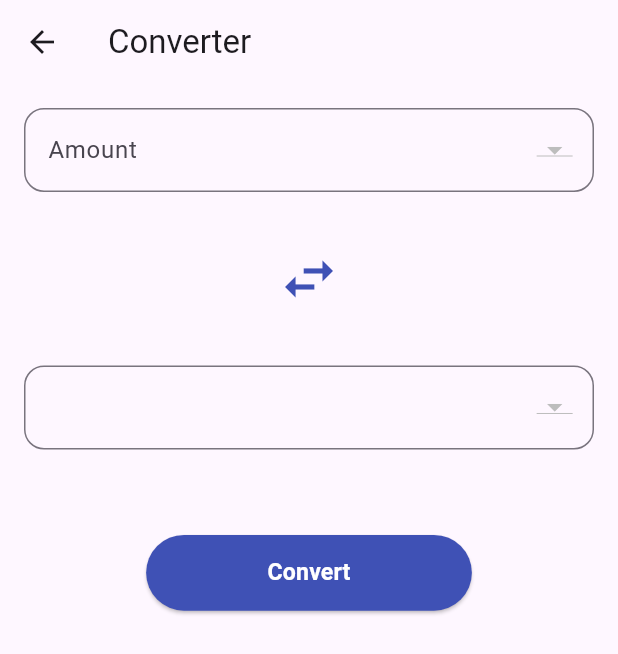
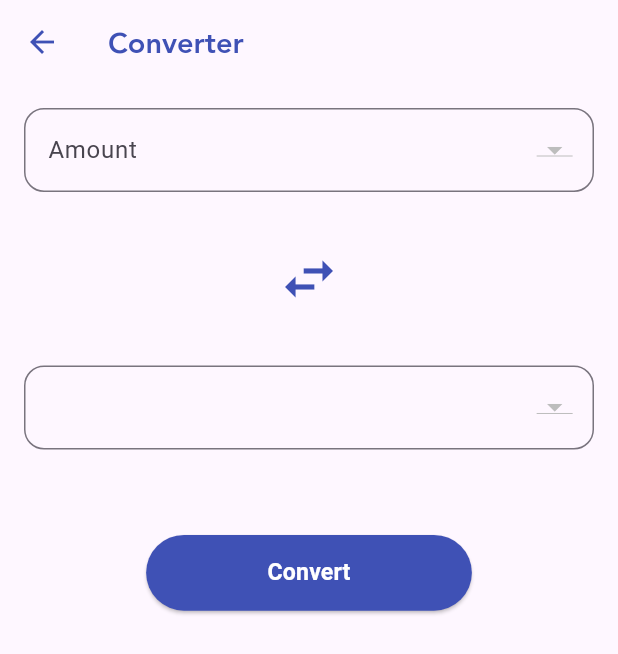
Before and after one commit to abo-el30la/currency_converter, a Flutter app: the screen it shows after launch, after a tap on an icon or button, on a phone screen of 412 x 824 dp. Shown: the top 654 px of the screen. Run offline on Flutter 3.47's test engine with Material 3 defaults, Android fonts, the phone set to English and light mode, and no system bars; our stand-ins replace bloc, dio, flutter_bloc, flutter_screenutil, flutter_spinkit, flutter_svg and 4 more; missing offline and left inert: dio_http_formatter; accounts and stored records are empty.

Commit message:
update:convert currency logic

```diff
--- a/lib/app.dart
+++ b/lib/app.dart
@@ -22,6 +22,7 @@ class App extends StatelessWidget {
         listener: (BuildContext context, LocalStates state) {},
         buildWhen: (LocalStates previousState, LocalStates currentState) => previousState != currentState,
         builder: (_, LocalStates localeState) => MaterialApp(
+          theme: ThemeData(useMaterial3: true),
           title: 'Currency Converter',
           debugShowCheckedModeBanner: false,
           localizationsDelegates: AppLocalizationSetup.localizationsDelegate,
--- a/lib/main.dart
+++ b/lib/main.dart
@@ -14,7 +14,6 @@ Future<void> main() async {
   Bloc.observer = MyBlocObserver();
   await Hive.initFlutter();
   Hive.registerAdapter(CurrencyAdapter());
-  await Hive.openBox<Currency>(HiveConfig.currenciesBoxName);
 
   runApp(
     ScreenUtilInit(
--- a/lib/screens/converter/cubit/converter_cubit.dart
+++ b/lib/screens/converter/cubit/converter_cubit.dart
@@ -5,6 +5,7 @@ import 'package:currency_converter/utils/logger.dart';
 import 'package:dio/dio.dart';
 import 'package:flutter/material.dart';
 import 'package:hive_flutter/hive_flutter.dart';
+import 'package:internet_connection_checker/internet_connection_checker.dart';
 
 import '../../../data/model/response_models/get_currencies.dart';
 import '../../../data/storage/hive_config.dart';
@@ -22,7 +23,13 @@ class ConverterCubit extends Cubit<ConverterState> {
   List<Currency> currenciesList = [];
   Map<String, double> exchangeRates = {};
 
+
   void setBaseCurrency(String currency) async {
+    bool hasConnection = await InternetConnectionChecker().hasConnection;
+    if (!hasConnection) {
+      emit(NoInternetState());
+      return;
+    }
     if (currency == baseCurrency) {
       return;
     }
@@ -58,6 +65,11 @@ class ConverterCubit extends Cubit<ConverterState> {
 
   Future<void> getCurrencyExchangeRate() async {
     try {
+      bool hasConnection = await InternetConnectionChecker().hasConnection;
+      if (!hasConnection) {
+        emit(NoInternetState());
+        return;
+      }
       isGetCurrencyExchangeRateLoading = true;
       emit(GetCurrencyExchangeRateLoading());
       // if (exchangeRates.isNotEmpty) {
@@ -100,7 +112,7 @@ class ConverterCubit extends Cubit<ConverterState> {
     baseCurrency = targetCurrency;
     targetCurrency = temp;
     emit(SwapCurrencyState());
-    getCurrencyExchangeRate();
+    await getCurrencyExchangeRate();
     if (amountController.text.isNotEmpty) {
       convertCurrency();
     }
--- a/lib/screens/converter/cubit/converter_state.dart
+++ b/lib/screens/converter/cubit/converter_state.dart
@@ -19,3 +19,5 @@ class GetBaseCurrenciesListState extends ConverterState {}
 class SwapCurrencyState extends ConverterState {}
 
 class ConvertCurrencyState extends ConverterState {}
+
+class NoInternetState extends ConverterState {}
--- a/lib/screens/converter/view/converter_screen.dart
+++ b/lib/screens/converter/view/converter_screen.dart
@@ -4,6 +4,8 @@ import 'package:currency_converter/screens/converter/cubit/converter_cubit.dart'
 import 'package:flutter/material.dart';
 import 'package:flutter_bloc/flutter_bloc.dart';
 import 'package:flutter_screenutil/flutter_screenutil.dart';
+
+import '../../../utils/app_text_styles.dart';
 
 class ConverterScreen extends StatelessWidget {
   const ConverterScreen({super.key});
@@ -15,12 +17,28 @@ class ConverterScreen extends StatelessWidget {
         ..getBaseCurrenciesList()
         ..getCurrencyExchangeRate(),
       child: BlocConsumer<ConverterCubit, ConverterState>(
-        listener: (context, state) {},
+        listener: (context, state) {
+          if (state is NoInternetState) {
+            ScaffoldMessenger.of(context).showSnackBar(
+              const SnackBar(
+                content: Text('No internet connection'),
+              ),
+            );
+          }
+        },
         builder: (context, state) {
           final cubit = context.read<ConverterCubit>();
           return Scaffold(
             appBar: AppBar(
-              title: const Text('Converter'),
+              iconTheme: const IconThemeData(
+                color: KAppColors.primaryColor,
+              ),
+              title: Text(
+                'Converter',
+                style: KAppTextStyle.boldTextStyle.copyWith(
+                  fontSize: 20.sp,
+                ),
+              ),
             ),
             body: SingleChildScrollView(
               padding: const EdgeInsets.all(16),
--- a/lib/screens/home/cubit/home_cubit.dart
+++ b/lib/screens/home/cubit/home_cubit.dart
@@ -19,12 +19,13 @@ class HomeCubit extends Cubit<HomeState> {
       currencyList.clear();
       isGetCurrencyListLoading = true;
       emit(GetCurrencyListLoading());
-
-      Box<Currency> currencyBox = Hive.box<Currency>(HiveConfig.currenciesBoxName);
-      currencyBox.toMap().forEach((key, value) {
-        currencyList.add(value);
-      });
-      if(currencyList.isNotEmpty){
+      Box currencyBox = await Hive.openBox<Currency>(HiveConfig.currenciesBoxName);
+      if (currencyBox.isOpen && currencyBox.isNotEmpty) {
+        currencyBox.toMap().forEach((key, value) {
+          currencyList.add(value);
+        });
+      }
+      if (currencyList.isNotEmpty) {
         isGetCurrencyListLoading = false;
         emit(GetCurrencyListSuccess());
         return;
@@ -41,12 +42,16 @@ class HomeCubit extends Cubit<HomeState> {
       getCurrenciesResponse.data?.forEach((key, value) {
         currencyList.add(value);
         currencyBox.put(value.code, value);
+
       });
       logger.i(result.runtimeType);
       emit(GetCurrencyListSuccess());
     } catch (e, s) {
       logger.e(e.toString());
       logger.e(s.toString());
+      print(e.toString());
+      print(s.toString());
+
       isGetCurrencyListLoading = false;
       emit(GetCurrencyListError());
     }
```
Also changed, not shown: lib/screens/home/components/currency_list_widget.dart (+51 -20 lines), 2 other files.
